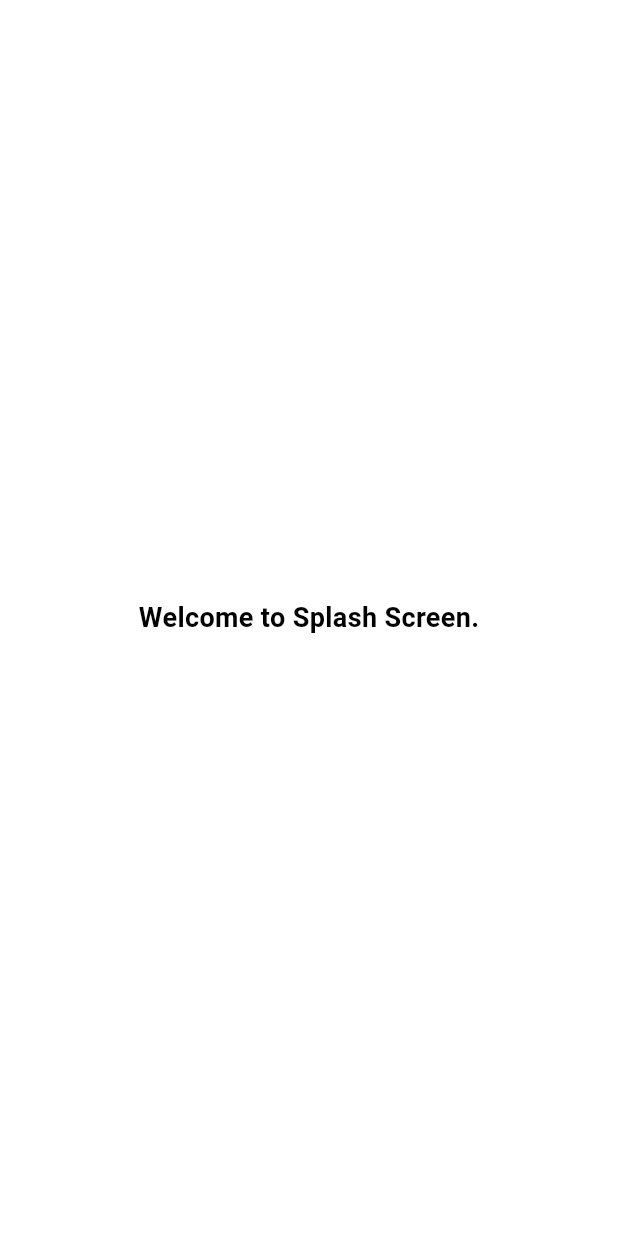
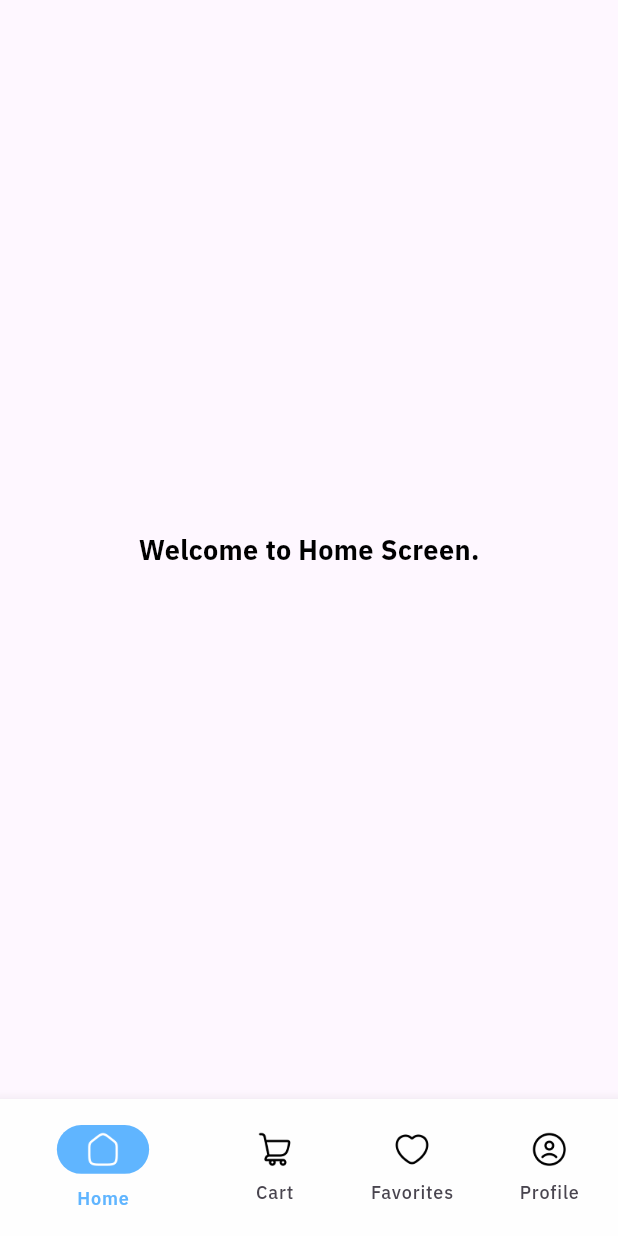
Before and after one commit to obialohenry/delivery_app, a Flutter app: the screen it shows after launch, on a phone screen of 412 x 824 dp. Run offline on Flutter 3.47's test engine with Material 3 defaults, Android fonts, the phone set to English and light mode, and no system bars; our stand-ins replace bot_toast, flutter_riverpod, flutter_screenutil.

Commit message:
build: Dashboard screen feat:Navigate to respective screens using BottomNavigationBar

```diff
--- a/lib/config/app_colors.dart
+++ b/lib/config/app_colors.dart
@@ -1,5 +1,9 @@
 import 'package:flutter/material.dart';
 
 class AppColors {
-  static const kPrimary = Colors.white;
-  }
+  static const kWhite = Colors.white;
+  static const kSoftSnow = Color(0xffFBFBFB);
+  static const kEtherealWhite = Color(0xffFEFEFE);
+  static const kTwilightCharcoal = Color(0xff49454F);
+  static const kSkylineBlue = Color(0xff60B5FF);
+}
--- a/lib/config/app_images.dart
+++ b/lib/config/app_images.dart
@@ -1,4 +1,8 @@
 const _baseUrl = "assets/images/";
-class AppImages{
 
+class AppImages {
+  static const homeIcon = "${_baseUrl}delivery_app_home_icon.png";
+  static const cartIcon = "${_baseUrl}delivery_app_cart_icon.png";
+  static const favoritesIcon = "${_baseUrl}delivery_app_favorites_icon.png";
+  static const profileIcon = "${_baseUrl}delivery_app_profile_icon.png";
 }
--- a/lib/config/app_strings.dart
+++ b/lib/config/app_strings.dart
@@ -1,2 +1,8 @@
 const welcomeToSplashScreen = "Welcome to Splash Screen.";
 const ibmPlexSans = "IBMPlexSans";
+const welcomeToFavoritesScreen = "Welcome to Favorites Screen.";
+const welcomeToProfileScreen = "Welcome to Profile Screen.";
+const home = 'Home';
+const cart = "Cart";
+const favorites = "Favorites";
+const profile = "Profile";
--- a/lib/main.dart
+++ b/lib/main.dart
@@ -40,7 +40,7 @@ class _MyAppState extends State<MyApp> {
           home: child,
         );
       },
-      child: const SplashScreen(),
+      child: const DashboardScreen(),
     );
   }
 }
--- a/lib/src/screens.dart
+++ b/lib/src/screens.dart
@@ -1 +1,6 @@
 export 'package:deliveryapp/view/screens/splash_screen.dart';
+export 'package:deliveryapp/view/screens/dashboard/dashboard_screen.dart';
+export 'package:deliveryapp/view/screens/dashboard/Home/home_screen.dart';
+export 'package:deliveryapp/view/screens/dashboard/cart_screen.dart';
+export 'package:deliveryapp/view/screens/dashboard/favorites_screen.dart';
+export 'package:deliveryapp/view/screens/dashboard/profile_screen.dart';
--- a/lib/utils/enums.dart
+++ b/lib/utils/enums.dart
@@ -2,3 +2,5 @@ enum ButtonState{
   disabled,
   idle,loading,
 }
+
+enum ImageType { network, asset, file }
--- a/lib/utils/smart_toast.dart
+++ b/lib/utils/smart_toast.dart
@@ -96,13 +96,13 @@ class _AlertBodyState extends State<AlertBody> with SingleTickerProviderStateMix
                 ? Colors.grey.shade200 // Light gray for neutral notifications
                 : widget.isError
                     ? Colors.amber
-                    : AppColors.kPrimary,
+              : AppColors.kWhite,
             border: Border.all(
                 color: widget.isNeutralMessage
                     ? Colors.grey.shade400.withAlpha((255*0.7).toInt()) // Slightly darker gray for border
                     : widget.isError
                         ?  Colors.amber.withAlpha((255*0.7).toInt())
-                        : AppColors.kPrimary.withAlpha((255*0.7).toInt()),
+                : AppColors.kWhite.withAlpha((255 * 0.7).toInt()),
                 width: 3),
             borderRadius: BorderRadius.circular(15.r)),
         height: 75.h,
@@ -122,7 +122,9 @@ class _AlertBodyState extends State<AlertBody> with SingleTickerProviderStateMix
                         height: 30.w,
                         decoration: BoxDecoration(
                           shape: BoxShape.circle,
-                          color: widget.isError ?  Colors.amber.withAlpha((255*0.4).toInt()) : AppColors.kPrimary,
+                          color: widget.isError
+                              ? Colors.amber.withAlpha((255 * 0.4).toInt())
+                              : AppColors.kWhite,
                         ),
                         alignment: Alignment.center,
                         child: IconButton(
--- a/lib/view/components/button.dart
+++ b/lib/view/components/button.dart
@@ -45,7 +45,7 @@ class DefaultButtonMain extends StatelessWidget {
         width: width,
         padding: padding,
         decoration: BoxDecoration(
-            color: color ?? AppColors.kPrimary,
+          color: color ?? AppColors.kWhite,
 
             /// This line of code is setting the background color of the button. It checks the value of the
             /// `buttonState` parameter and if it is equal to `ButtonState.disabled`, it sets the color to
--- /dev/null
+++ b/lib/view/components/image_view.dart
@@ -0,0 +1,130 @@
+import 'dart:io';
+import 'package:deliveryapp/src/utils.dart';
+import 'package:flutter/material.dart';
+// import 'package:flutter_svg/svg.dart'
+
+class ImageView extends StatelessWidget {
+  final String? url;
+  final String? placeholder;
+  final Color? color;
+  final String? semanticsLabel;
+  final double? height;
+  final double? width;
+  final ImageType type;
+  final double? scale;
+  final BoxFit? fit;
+  final File? imageFile;
+  final Widget? errorWidget;
+  final Alignment alignment;
+
+  // const ImageView.svg(this.url,
+  //     {this.color,
+  //     this.semanticsLabel,
+  //     this.height,
+  //     this.scale,
+  //     this.fit,
+  //     this.width,
+  //     this.alignment = Alignment.center,
+  //     super.key})
+  //     : type = ImageType.svg,
+  //       placeholder = null,
+  //       errorWidget = null,
+  //       imageFile = null;
+
+  const ImageView.network(this.url,
+      {this.color,
+      this.semanticsLabel,
+      this.height,
+      this.scale,
+      this.fit,
+      this.width,
+      this.errorWidget,
+      this.placeholder,
+      this.alignment = Alignment.center,
+      super.key})
+      : type = ImageType.network,
+        imageFile = null;
+
+  const ImageView.asset(this.url,
+      {this.color,
+      this.semanticsLabel,
+      this.height,
+      this.scale,
+      this.fit,
+      this.width,
+      this.alignment = Alignment.center,
+      super.key})
+      : type = ImageType.asset,
+        placeholder = null,
+        errorWidget = null,
+        imageFile = null;
+
+  const ImageView.file(this.imageFile,
+      {this.color,
+      this.semanticsLabel,
+      this.height,
+      this.scale = 1,
+      this.fit,
+      this.width,
+      this.alignment = Alignment.center,
+      super.key})
+      : type = ImageType.file,
+        placeholder = null,
+        errorWidget = null,
+        url = null;
+
+  @override
+  Widget build(BuildContext context) {
+    switch (type) {
+      // case ImageType.svg:
+      //   return SvgPicture.asset(url!,
+      //       semanticsLabel: semanticsLabel,
+      //       height: height,
+      //       width: width,
+      //       alignment: alignment,
+      //       fit: fit ?? BoxFit.contain,
+      //       colorFilter: color != null ? ColorFilter.mode(color!, BlendMode.srcIn) : null);
+      case ImageType.network:
+        return FadeInImage.assetNetwork(
+            placeholderScale: scale,
+            fit: fit,
+            height: height,
+            width: width,
+            alignment: alignment,
+            fadeInDuration: const Duration(seconds: 1),
+            fadeInCurve: Curves.easeInCirc,
+            placeholder: placeholder ?? "",
+            //TODO:add image to the empty apostrophe.
+            image: url!,
+            imageErrorBuilder: (context, error, stackTrace) =>
+                errorWidget ??
+                const Icon(
+                  Icons.error,
+                  color: Colors.red,
+                  size: 30,
+                ));
+      case ImageType.asset:
+        return Image.asset(
+          url ?? "ded",
+          height: height,
+          width: width,
+          color: color,
+          fit: fit,
+          scale: scale,
+          alignment: alignment,
+          semanticLabel: semanticsLabel,
+        );
+      case ImageType.file:
+        return Image.file(
+          imageFile!,
+          height: height,
+          width: width,
+          color: color,
+          fit: fit,
+          scale: scale!,
+          alignment: alignment,
+          semanticLabel: semanticsLabel,
+        );
+    }
+  }
+}
--- /dev/null
+++ b/lib/view/screens/dashboard/Home/home_screen.dart
@@ -0,0 +1,17 @@
+
+import 'package:deliveryapp/src/components.dart';
+import 'package:flutter/material.dart';
+import 'package:flutter_screenutil/flutter_screenutil.dart';
+
+class HomeScreen extends StatelessWidget {
+  const HomeScreen({super.key});
+
+  @override
+  Widget build(BuildContext context) {
+    return Scaffold(
+      body: Center(
+        child: TextView(text: "Welcome to Home Screen.",fontSize: 18.spMin,fontWeight: FontWeight.bold,color: Colors.black,),
+      ),
+    );
+  }
+}
--- /dev/null
+++ b/lib/view/screens/dashboard/cart_screen.dart
@@ -0,0 +1,16 @@
+import 'package:deliveryapp/src/components.dart';
+import 'package:flutter/material.dart';
+import 'package:flutter_screenutil/flutter_screenutil.dart';
+
+class CartScreen extends StatelessWidget {
+  const CartScreen({super.key});
+
+  @override
+  Widget build(BuildContext context) {
+    return Scaffold(
+      body: Center(
+        child: TextView(text: "Welcome to Cart Screen.",fontSize: 18.spMin,fontWeight: FontWeight.bold,color: Colors.black,),
+      ),
+    );
+  }
+}
--- a/lib/view/screens/dashboard/dashboard_screen.dart
+++ b/lib/view/screens/dashboard/dashboard_screen.dart
@@ -1,15 +1,110 @@
+import 'package:deliveryapp/src/config.dart';
+import 'package:deliveryapp/view/components/image_view.dart';
+import 'package:deliveryapp/view_model/dashboard_view_model.dart';
 import 'package:flutter/material.dart';
+import 'package:flutter_riverpod/flutter_riverpod.dart';
 
-class DashboardScreen extends StatefulWidget {
+class DashboardScreen extends ConsumerStatefulWidget {
   const DashboardScreen({super.key});
 
   @override
-  State<DashboardScreen> createState() => _DashboardScreenState();
+  ConsumerState<DashboardScreen> createState() => _DashboardScreenState();
 }
 
-class _DashboardScreenState extends State<DashboardScreen> {
+class _DashboardScreenState extends ConsumerState<DashboardScreen> {
   @override
   Widget build(BuildContext context) {
-    return SafeArea(child: Scaffold(),);
+    final dashboardProvider = ref.watch(dashboardViewModel);
+    return SafeArea(
+      child: Scaffold(
+        body: dashboardProvider.screens[dashboardProvider.currentIndex],
+        backgroundColor: AppColors.kSoftSnow,
+        bottomNavigationBar: SizedBox(
+          height: 90.h,
+          child: BottomNavigationBar(
+            backgroundColor: AppColors.kEtherealWhite,
+            showSelectedLabels: true,
+            showUnselectedLabels: true,
+            selectedItemColor: AppColors.kSkylineBlue,
+            unselectedItemColor: AppColors.kTwilightCharcoal,
+            selectedLabelStyle: TextStyle(
+              fontFamily: ibmPlexSans,
+              fontWeight: FontWeight.w600,
+              fontSize: 12.spMin,
+              height: (16 / 12).h,
+              letterSpacing: 0.5.w,
+              color: AppColors.kSkylineBlue,
+            ),
+            unselectedLabelStyle: TextStyle(
+              fontFamily: ibmPlexSans,
+              fontWeight: FontWeight.w500,
+              fontSize: 12.spMin,
+              height: (16 / 12).h,
+              letterSpacing: 0.5.w,
+              color: AppColors.kTwilightCharcoal,
+            ),
+            onTap: (value) => dashboardProvider.switchToScreen(value),
+            currentIndex: dashboardProvider.currentIndex,
+            items: [
+              BottomNavigationBarItem(
+                icon: Padding(
+                  padding: EdgeInsets.only(bottom: 8.0.h),
+                  child: ImageView.asset(AppImages.homeIcon, height: 24.h, width: 24.w),
+                ),
+                label: home,
+                backgroundColor: AppColors.kEtherealWhite,
+                activeIcon: NavBarActiveIconItem(iconImage: AppImages.homeIcon),
+              ),
+              BottomNavigationBarItem(
+                icon: Padding(
+                  padding: EdgeInsets.only(bottom: 8.0.h),
+                  child: ImageView.asset(AppImages.cartIcon, height: 24.h, width: 24.w),
+                ),
+                label: cart,
+                backgroundColor: AppColors.kEtherealWhite,
+                activeIcon: NavBarActiveIconItem(iconImage: AppImages.cartIcon),
+              ),
+              BottomNavigationBarItem(
+                icon: Padding(
+                  padding: EdgeInsets.only(bottom: 8.0.h),
+                  child: ImageView.asset(AppImages.favoritesIcon, height: 24.h, width: 24.w),
+                ),
+                label: favorites,
+                backgroundColor: AppColors.kEtherealWhite,
+                activeIcon: NavBarActiveIconItem(iconImage: AppImages.favoritesIcon),
+              ),
+              BottomNavigationBarItem(
+                icon: Padding(
+                  padding: EdgeInsets.only(bottom: 8.0.h),
+                  child: ImageView.asset(AppImages.profileIcon, height: 24.h, width: 24.w),
+                ),
+                label: profile,
+                backgroundColor: AppColors.kEtherealWhite,
+                activeIcon: NavBarActiveIconItem(iconImage: AppImages.profileIcon),
+              ),
+            ],
+          ),
+        ),
+      ),
+    );
   }
 }
+
+class NavBarActiveIconItem extends StatelessWidget {
+  const NavBarActiveIconItem({super.key, required this.iconImage});
+  final String iconImage;
+  @override
+  Widget build(BuildContext context) {
+    return Container(
+      alignment: Alignment.center,
+      margin: EdgeInsets.only(bottom: 8.0.h),
+      height: 32.h,
+      width: 56.w,
+      decoration: BoxDecoration(
+        borderRadius: BorderRadius.circular(16.r),
+        color: AppColors.kSkylineBlue,
+      ),
+      child: ImageView.asset(iconImage, height: 24.h, width: 24.w, color: AppColors.kWhite),
+    );
+  }
+}
--- /dev/null
+++ b/lib/view/screens/dashboard/favorites_screen.dart
@@ -0,0 +1,17 @@
+import 'package:deliveryapp/src/components.dart';
+import 'package:deliveryapp/src/config.dart';
+import 'package:flutter/material.dart';
+
+
+class FavoritesScreen extends StatelessWidget {
+  const FavoritesScreen({super.key});
+
+  @override
+  Widget build(BuildContext context) {
+    return Scaffold(
+      body: Center(
+        child: TextView(text: welcomeToFavoritesScreen,fontSize: 18.spMin,fontWeight: FontWeight.bold,color: Colors.black,),
+      ),
+    );
+  }
+}
--- /dev/null
+++ b/lib/view/screens/dashboard/profile_screen.dart
@@ -0,0 +1,16 @@
+import 'package:deliveryapp/src/components.dart';
+import 'package:deliveryapp/src/config.dart';
+import 'package:flutter/material.dart';
+
+class ProfileScreen extends StatelessWidget {
+  const ProfileScreen({super.key});
+
+  @override
+  Widget build(BuildContext context) {
+    return Scaffold(
+      body: Center(
+        child: TextView(text: welcomeToProfileScreen,fontSize: 18.spMin,fontWeight: FontWeight.bold,color: Colors.black,),
+      ),
+    );
+  }
+}
--- /dev/null
+++ b/lib/view_model/dashboard_view_model.dart
@@ -0,0 +1,16 @@
+import 'package:deliveryapp/src/screens.dart';
+import 'package:flutter/material.dart';
+import 'package:flutter_riverpod/flutter_riverpod.dart';
+
+final dashboardViewModel = ChangeNotifierProvider((ref) => DashboardViewModel());
+
+class DashboardViewModel extends ChangeNotifier {
+  final List<Widget> _screens = [HomeScreen(), CartScreen(), FavoritesScreen(), ProfileScreen()];
+  List<Widget> get screens => _screens;
+  int _currentIndex = 0;
+  int get currentIndex => _currentIndex;
+  void switchToScreen(int index) {
+    _currentIndex = index;
+    notifyListeners();
+  }
+}
--- a/pubspec.yaml
+++ b/pubspec.yaml
@@ -80,7 +80,7 @@ flutter:
     - family: IBMPlexSans
       fonts:
         - asset: assets/fonts/IBMPlexSans-VariableFont_wdth,wght.ttf
-        - asset: fonts/IBMPlexSans-Italic-VariableFont_wdth,wght.ttf
+        - asset: assets/fonts/IBMPlexSans-Italic-VariableFont_wdth,wght.ttf
           # style: italic
   #   - family: Trajan Pro
   #     fonts:
```
Also changed, not shown: assets/images/delivery_app_cart_icon.png (added), assets/images/delivery_app_favorites_icon.png (added), assets/images/delivery_app_home_icon.png (added), assets/images/delivery_app_profile_icon.png (added).
